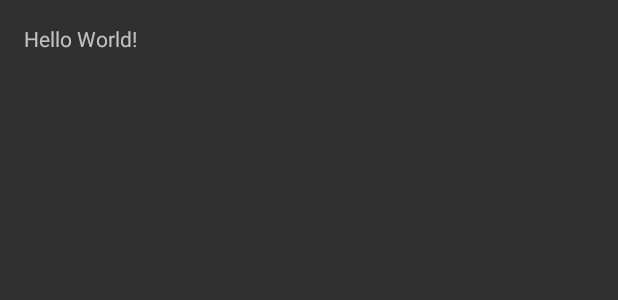
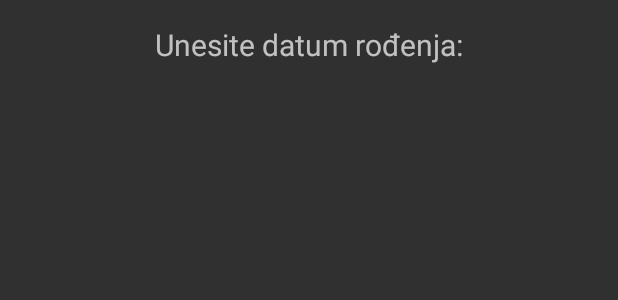
Before and after one commit to noNameDev4/KolikoSamStar, an Android app: the layout activity_main.xml on its own in the app's theme, with its tools: preview values and no code run, on a phone screen of 412 x 824 dp. Shown: the top 300 px of the screen. Run offline under Robolectric (Android 15) with nearby library versions, the phone set to English and light mode, and no system bars.

Commit message:
First test commit

```diff
--- a/Kolikosamstar/app/src/main/res/layout/activity_main.xml
+++ b/Kolikosamstar/app/src/main/res/layout/activity_main.xml
@@ -13,5 +13,7 @@
     <TextView
         android:layout_width="wrap_content"
         android:layout_height="wrap_content"
-        android:text="Hello World!" />
+        android:text="Unesite datum rođenja:"
+        android:textSize="20sp"
+        android:layout_centerHorizontal="true" />
 </RelativeLayout>
```
